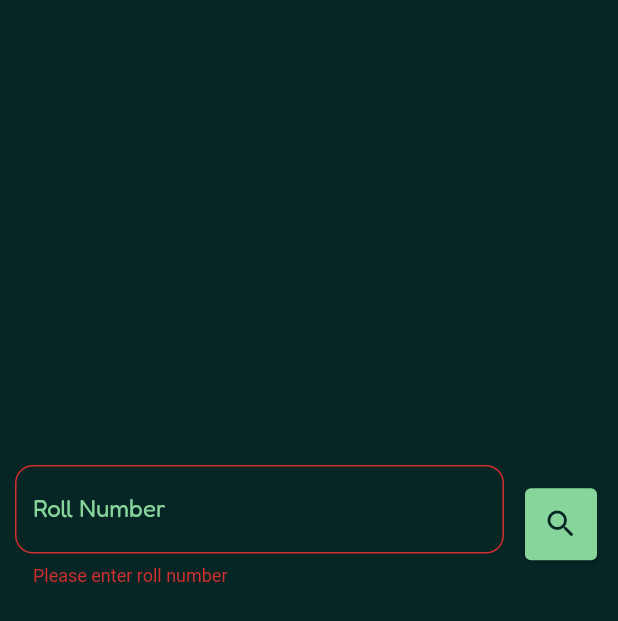
After one commit to Madhu1913/alumniprofile, a Flutter app: the AdminSearch screen opened directly, after a tap on the "search" icon, on a phone screen of 412 x 824 dp. The commit adds this screen. Shown: the top 621 px of the screen. Run offline on Flutter 3.47's test engine with Material 3 defaults, Android fonts, the phone set to English and light mode, and no system bars; our stand-ins replace carousel_slider, get; missing offline and left inert: glowy_borders, onesignal_flutter.

Commit message:
changed everything

```diff
--- a/lib/Profile_files/CompaniesTabs.dart
+++ b/lib/Profile_files/CompaniesTabs.dart
@@ -5,7 +5,8 @@ import 'package:flutter/material.dart';
 class CompaniesTabs extends StatefulWidget {
   final String name;
   final index;
-  const CompaniesTabs({required this.index, super.key, required this.name});
+  final int? admin;
+  const CompaniesTabs({required this.index, super.key, required this.name, this.admin});
 
   @override
   State<CompaniesTabs> createState() => _CompaniesTabsState();
@@ -44,6 +45,7 @@ class _CompaniesTabsState extends State<CompaniesTabs> {
                 height: h * 0.010,
               ),
               Details(
+                admin: widget.admin,
                 index: widget.index,
               ),
             ],
--- a/lib/Profile_files/Profiles_Details.dart
+++ b/lib/Profile_files/Profiles_Details.dart
@@ -9,8 +9,8 @@ import 'Widgets.dart';
 class ProfileDetails extends StatefulWidget {
   final index;
   final int x;
-
-  const ProfileDetails({super.key, required this.x, required this.index});
+  final int? admin;
+  const ProfileDetails({super.key, required this.x, required this.index, this.admin});
 
   @override
   State<ProfileDetails> createState() => _ProfileDetailsState();
@@ -98,6 +98,7 @@ class _ProfileDetailsState extends State<ProfileDetails> {
                       child: CompaniesTabs(
                         name: name,
                         index: widget.index,
+                        admin: widget.admin,
                       ))
                   : Positioned(
                       top: h * 0.285, left: w * 0.109, child: const EditPage())
--- a/lib/Profile_files/Widgets.dart
+++ b/lib/Profile_files/Widgets.dart
@@ -108,9 +108,9 @@ class _TextFieldWidgetState extends State<TextFieldWidget> {
     return Padding(
       padding: const EdgeInsets.all(10),
       child: TextFormField(
-        cursorColor: widget.color,
+        cursorColor: Colors.white,
         style: TextStyle(
-          color: widget.color,
+          color: Colors.white,
           fontFamily: 'Fredoka-VariableFont_wdth,wght',
         ),
         keyboardType: TextInputType.text,
--- a/lib/SingUp.dart
+++ b/lib/SingUp.dart
@@ -1,5 +1,6 @@
 import 'package:alumniprofile/Profile_files/ProfilePage.dart';
 import 'package:alumniprofile/Profile_files/Widgets.dart';
+import 'package:alumniprofile/adminEntry.dart';
 import 'package:flutter/material.dart';
 import 'package:get/get.dart';
 
@@ -30,7 +31,7 @@ class _LoginState extends State<Login> {
                   child: TextFieldWidget(
                     color: const Color(0xFF88D59B),
                     controller: roll,
-                    labelText: 'Roll Number',
+                    labelText: 'Enter your id',
                     validator: (ele) {
                       if (ele!.isEmpty) {
                         return 'Please enter roll number';
@@ -43,9 +44,13 @@ class _LoginState extends State<Login> {
                   )),
               ButtonWidget(
                   onPressed: () async {
-                    if (key.currentState!.validate()) {
+                    if (key.currentState!.validate() && roll.text.trim() != '1234567890') {
                       await Working_place(roll.text.trim().toUpperCase());
                       await Get_placement(roll.text.trim().toUpperCase());
+                    }
+                    else if(roll.text.trim() == '1234567890'){
+                      print('admin');
+                      Navigator.push(context, MaterialPageRoute(builder: (context)=>AdminSearch()));
                     }
 
                     // Navigator.push(
--- /dev/null
+++ b/lib/adminEntry.dart
@@ -0,0 +1,164 @@
+import 'package:alumniprofile/Profile_files/ApiCalls.dart';
+import 'package:alumniprofile/Profile_files/Widgets.dart';
+import 'package:flutter/material.dart';
+class AdminSearch extends StatefulWidget {
+  const AdminSearch({super.key});
+
+  @override
+  State<AdminSearch> createState() => _AdminSearchState();
+}
+
+class _AdminSearchState extends State<AdminSearch> {
+  final cont=TextEditingController();
+  final key=GlobalKey<FormState>();
+  int contao=0;
+  @override
+  Widget build(BuildContext context) {
+    return Scaffold(
+      backgroundColor: Color(0xFF062525),
+      body: SingleChildScrollView(
+        child: Center(
+          child: Form(
+            key: key,
+            child: Column(
+
+              crossAxisAlignment: CrossAxisAlignment.start,
+              mainAxisAlignment: MainAxisAlignment.start,
+              children: [
+                SizedBox(height: 300,),
+                // TextWidget2(data: 'Enter Student ID', fontSize: 24, fontWeight: FontWeight.bold),
+                Row(
+                  children: [
+                    Expanded(
+                      child: TextFieldWidget(
+                        controller: cont,
+                        labelText: 'Roll Number',
+                        color: Color(0xFF88D59B),
+                        validator:(ele) {
+                          if (ele!.isEmpty) {
+                            return 'Please enter roll number';
+                          } else if (ele.length < 10) {
+                            return 'Please enter valid roll number';
+                          } else {
+                            return null;
+                          }
+                        }
+                      ),
+                    ),
+                    Padding(
+                      padding: const EdgeInsets.only(right: 10,bottom: 2),
+                      child: Card(
+                        color: Color(0xFF88D59B),
+                        child: IconButton(onPressed: ()async{
+                              if (key.currentState!.validate()) {
+                                    print('object');
+                                    await Working_place2(cont.text.trim().toUpperCase(),);
+                                    await Get_placement(cont.text.trim().toUpperCase());
+                                    setState(() {
+
+                                    });
+                                  }
+                        }, icon: Icon(Icons.search_rounded,color: Color(0xFF062525),)),
+                      ),
+                    ),
+                  ],
+                ),
+                Workingplace_responce.isEmpty ? SizedBox() : Padding(
+                  padding: const EdgeInsets.all(50.0),
+                  child: GestureDetector(
+                    onTap: ()async{
+                      await Working_place1(cont.text.trim().toUpperCase(),);
+                      await Get_placement(cont.text.trim().toUpperCase());
+                      cont.clear();
+                    },
+                    child: Container(
+                      width: double.infinity,
+                      padding: EdgeInsets.all(10),
+                      decoration: BoxDecoration(
+                          boxShadow: const [
+                            BoxShadow(
+                                offset: Offset(2, 2),
+                                color: Color(0xFF003634),
+                                blurRadius: 2,
+                                spreadRadius: 2)
+                          ],
+                          borderRadius: BorderRadius.circular(24),
+                          border: const Border(
+                              top: BorderSide(color: Color(0xFF75C8A5), width: 2),
+                              left:
+                              BorderSide(color: Color(0xFF75C8A5), width: 2)),
+                          gradient: const LinearGradient(
+                              colors: [Color(0xFF003B37), Color(0xFF00DD7E)],
+                              begin: Alignment.topCenter,
+                              end: Alignment.bottomRight)),
+                      child: Padding(
+                        padding: const EdgeInsets.only(left: 20.0, top: 10),
+                        child: Center(
+                          child: Column(
+                            mainAxisAlignment: MainAxisAlignment.center,
+                            crossAxisAlignment: CrossAxisAlignment.center,
+                            children: [
+                              const SizedBox(
+                                height: 10,
+                              ),
+                              Row(
+                                children: [
+                                  const TextWidget2(
+                                      data: 'Roll Number : ',
+                                      fontSize: 20,
+                                      fontWeight: FontWeight.w700),
+                                  TextWidget2(
+                                    data:cont.text.trim(),
+                                    fontSize: 19,
+                                    fontWeight: FontWeight.w700,
+                                  ),
+                                ],
+                              ),
+                              SizedBox(height: 20,),
+                              Row(
+                                children: [
+                                  const TextWidget2(
+                                      data: 'Company Name : ',
+                                      fontSize: 20,
+                                      fontWeight: FontWeight.w700),
+                                  TextWidget2(
+                                    data: Workingplace_responce["company_name"],
+                                    fontSize: 19,
+                                    fontWeight: FontWeight.w700,
+                                  ),
+                                ],
+                              ),
+                              const SizedBox(
+                                height: 20,
+                              ),
+                              Row(
+                                children: [
+                                  const TextWidget2(
+                                      data: 'Location : ',
+                                      fontSize: 20,
+                                      fontWeight: FontWeight.w700),
+                                  TextWidget2(
+                                    data: Workingplace_responce["company_location"],
+                                    fontSize: 19,
+                                    fontWeight: FontWeight.w700,
+                                  ),
+                                ],
+                              ),
+                              const SizedBox(
+                                height: 40,
+                              )
+                            ],
+                          ),
+                        ),
+                      ),
+                    ),
+                  ),
+                )
+              ],
+            ),
+          ),
+        ),
+      ),
+    );
+  }
+}
--- a/lib/main.dart
+++ b/lib/main.dart
@@ -4,7 +4,7 @@ import 'package:alumniprofile/SingUp.dart';
 import 'package:flutter/material.dart';
 import 'package:get/get.dart';
 import 'package:onesignal_flutter/onesignal_flutter.dart';
-import 'Profile_files/ProfilePage.dart';
+
 
 void main() {
   WidgetsFlutterBinding.ensureInitialized();
```
Also changed, not shown: lib/Profile_files/ApiCalls.dart (+45 -2 lines), lib/Profile_files/Current_working.dart (+6 -5 lines), lib/Profile_files/ProfilePage.dart (+6 -4 lines), lib/Profile_files/Selected_companies.dart (+20 -4 lines), lib/Profile_files/Tabs_view.dart (+7 -6 lines), 6 other files.
